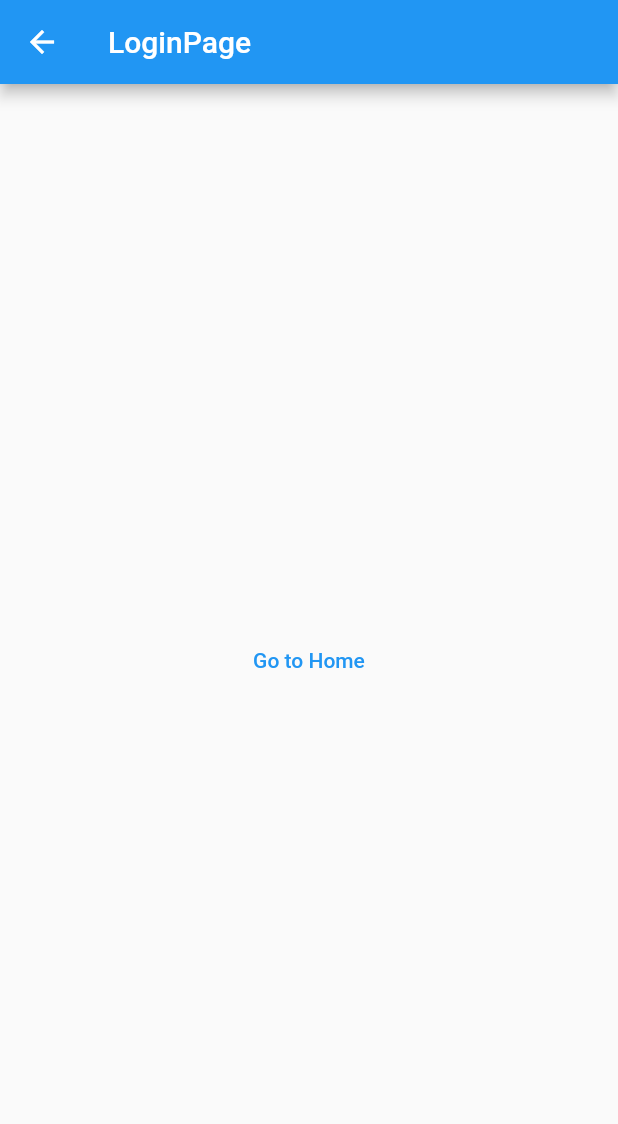
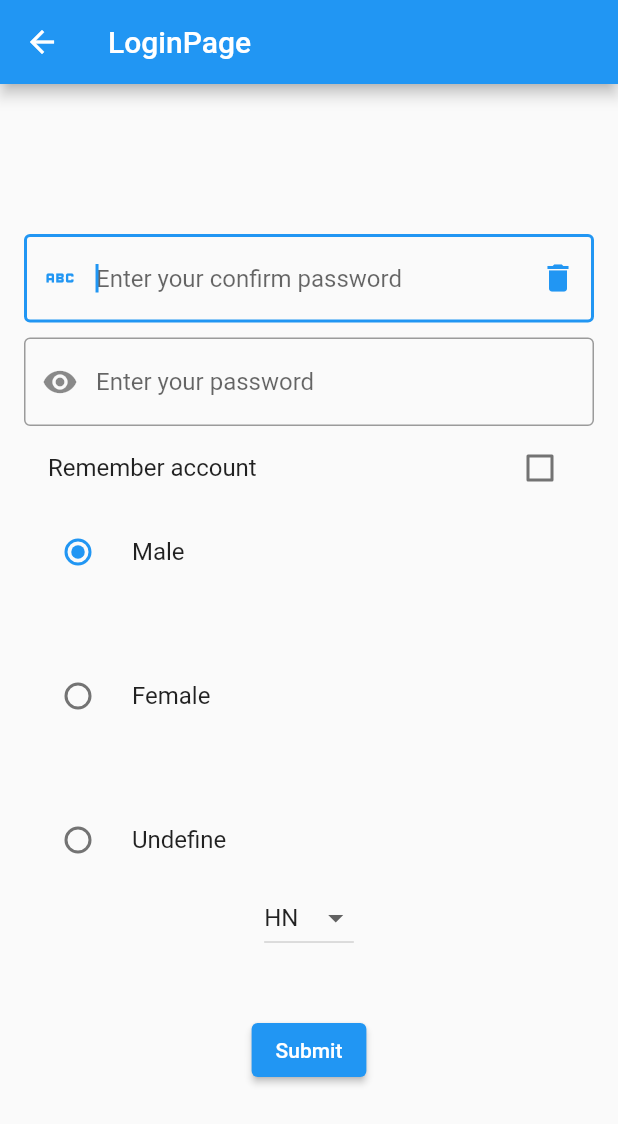
Before and after one commit to devvuongdan/hcm23_03, a Flutter app: the LoginPage screen opened directly, on a phone screen of 412 x 824 dp. Shown: the top 1124 px of the screen. Run offline on Flutter 3.47's test engine with Material 2 defaults, Android fonts, the phone set to English and light mode, and no system bars; our stand-ins replace badges, equatable, flutter_svg.

Commit message:
Rechange_Password

```diff
--- a/lib/features/login/pages/login_page.dart
+++ b/lib/features/login/pages/login_page.dart
@@ -1,7 +1,35 @@
 import 'package:flutter/material.dart';
 
-class LoginPage extends StatelessWidget {
+class LoginPage extends StatefulWidget {
   const LoginPage({super.key});
+  @override
+  State<LoginPage> createState() => _LoginPageState();
+}
+
+
+class _LoginPageState extends State<LoginPage> {
+  final GlobalKey<FormState> _formKey = GlobalKey<FormState>();
+  final TextEditingController _passwordController = TextEditingController();
+  final TextEditingController _confirmPasswordController = TextEditingController();
+
+  final List<String> _address = ["HN", "HCM"];
+  late String _addressValue;
+
+  bool _isRemember = false;
+  Gender _gender = Gender.male;
+
+  @override
+  void initState() {
+    super.initState();
+    _addressValue = _address.first;
+  }
+
+  @override
+  void dispose() {
+    super.dispose();
+    _passwordController.dispose();
+    _confirmPasswordController.dispose();
+  }
 
   @override
   Widget build(BuildContext context) {
@@ -10,13 +38,160 @@ class LoginPage extends StatelessWidget {
         title: const Text("LoginPage"),
       ),
       body: Center(
-        child: TextButton(
-          onPressed: () {
-            Navigator.of(context).pushNamed("/HomePage");
-          },
-          child: const Text("Go to Home"),
+        child: Padding(
+          padding: const EdgeInsets.symmetric(horizontal: 16),
+          child: Form(
+            key: _formKey,
+            child: Column(
+              mainAxisAlignment: MainAxisAlignment.center,
+              children: [
+                TextFormField(
+                  controller: _passwordController,
+                  autofocus: true,
+                  autovalidateMode: AutovalidateMode.onUserInteraction,
+                  validator: (value) {
+                    if (value == null || value.isEmpty) {
+                      return "This field can not be Empty";
+                    }
+                    if (value.length < 6) {
+                      return "Password is too weak";
+                    }
+                    return null;
+                  },
+                  obscureText: true,
+                  decoration: const InputDecoration(
+                    border: OutlineInputBorder(),
+                    hintText: "Enter your confirm password",
+                    prefixIcon: Icon(Icons.abc),
+                    suffixIcon: Icon(Icons.delete),
+                  ),
+                ),
+                const SizedBox(
+                  height: 10,
+                ),
+
+                TextFormField(
+                  controller: _confirmPasswordController,
+                  autofocus: true,
+                  autovalidateMode: AutovalidateMode.onUserInteraction,
+                  validator: (value) {
+                    if (value == null || value.isEmpty) {
+                      return "This field can not be Empty";
+                    }
+                    if (value.length < 6) {
+                      return "Password is too weak";
+                    }
+                    return null;
+                  },
+                  obscureText: true,
+                  decoration: const InputDecoration(
+                    border: OutlineInputBorder(),
+                    hintText: "Enter your password",
+                    prefixIcon: Icon(Icons.remove_red_eye),
+                  ),
+                ),
+
+
+                CheckboxListTile(
+                  value: _isRemember,
+                  title: const Text(
+                    "Remember account",
+                  ),
+                  onChanged: ((value) {
+                    setState(() {
+                      _isRemember = value == true;
+                    });
+                  }),
+                ),
+
+
+
+                RadioListTile(
+                  title: const Text("Male"),
+                  value: Gender.male,
+                  groupValue: _gender,
+                  onChanged: (Gender? value) {
+                    setState(() {
+                      _gender = value!;
+                    });
+                  },
+                ),
+                const SizedBox(
+                  height: 40,
+                ),
+
+                RadioListTile(
+                  title: const Text("Female"),
+                  value: Gender.female,
+                  groupValue: _gender,
+                  onChanged: (Gender? value) {
+                    setState(() {
+                      _gender = value!;
+                    });
+                  },
+                ),
+                const SizedBox(
+                  height: 40,
+                ),
+
+                RadioListTile(
+                  title: const Text("Undefine"),
+                  value: Gender.undefine,
+                  groupValue: _gender,
+                  onChanged: (Gender? value) {
+                    setState(() {
+                      _gender = value!;
+                    });
+                  },
+                ),
+
+
+
+                DropdownButton<String> (
+                  value: _addressValue,
+                  items: _address.map((e) => DropdownMenuItem<String> (
+                    value: e,
+                    child: Row(
+                      children: [
+                        Text(e),
+                      ],
+                    ))).toList(),
+                  onChanged: ((value) {
+                    setState(() {
+                      _addressValue = value ?? "";
+                    });
+                  }),
+                ),
+
+
+
+                const SizedBox(
+                  height: 40,
+                ),
+
+
+
+                ElevatedButton(
+                  onPressed: () {
+                    // final bool isValid = _formKey.currentState?.validate() == true;
+                    // ScaffoldMessenger.of(context).showSnackBar(
+                    //   SnackBar(content: Text("The validator is $isValid")));
+                    final String password = _passwordController.text;
+                    ScaffoldMessenger.of(context).showSnackBar(
+                      SnackBar(
+                        content: Text("The password is $password"),
+                      ),
+                    );
+                  },
+                  child: const Text("Submit"),
+                )
+              ],
+            ),
+          ),
         ),
       ),
     );
   }
 }
+
+enum Gender {male, female, undefine}
```
Also changed, not shown: lib/features/login/pages/rechange_password.dart (added, +109 -0 lines), 1 other file.
